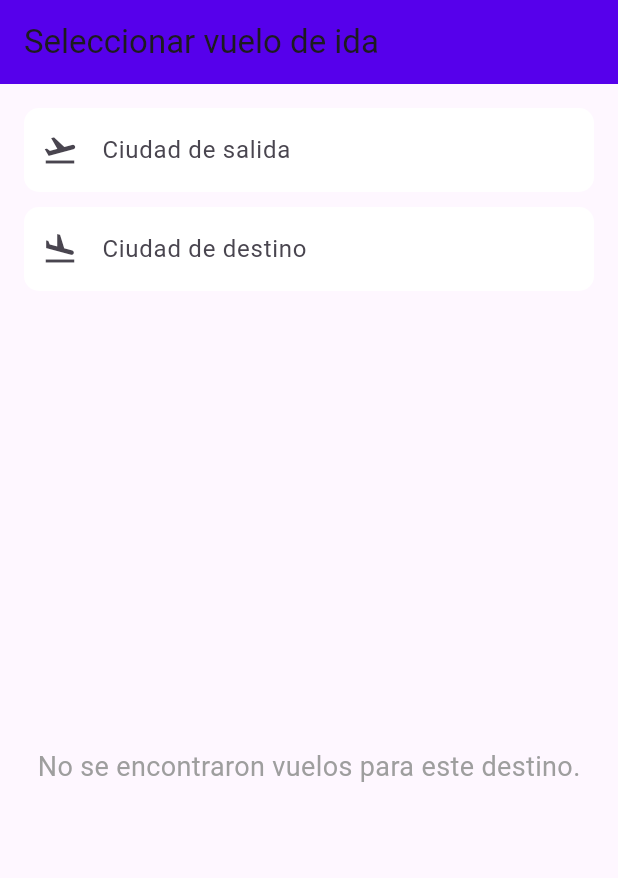
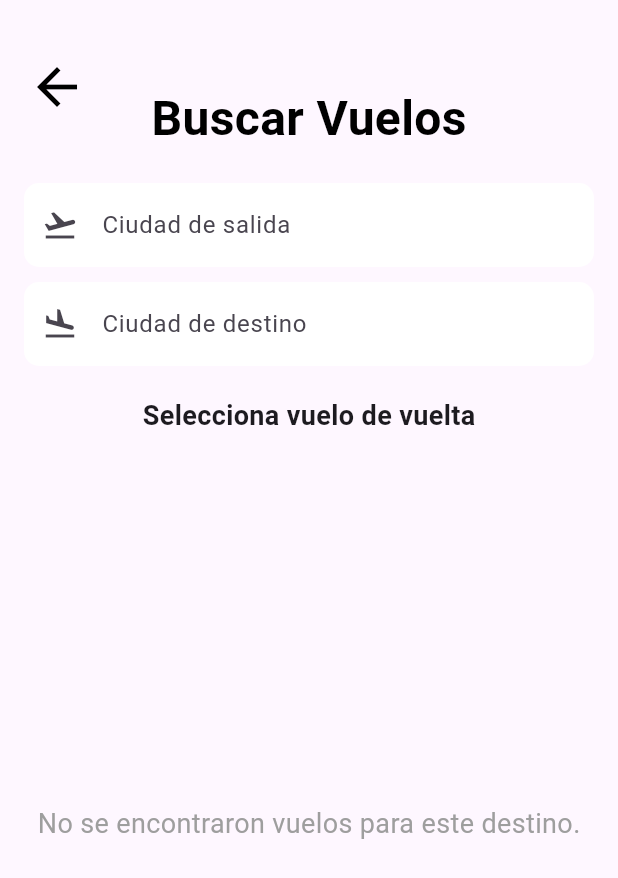
Before and after one commit to luciia14/Interfaces, a Flutter app: the SearchFlightsPage screen opened directly with empty values, on a phone screen of 412 x 824 dp. Shown: the top 878 px of the screen. Run offline on Flutter 3.47's test engine with Material 3 defaults, Android fonts, the phone set to English and light mode, and no system bars.

Commit message:
Update vuelos.dart con cambios entre páginas

```diff
--- a/lib/vuelos.dart
+++ b/lib/vuelos.dart
@@ -1,6 +1,5 @@
 import 'package:flutter/material.dart';
-import 'products_lists_view.dart';
-
+import 'products_lists_view.dart'; // Asegúrate de tener esta importación si la necesitas
 
 class SearchFlightsPage extends StatefulWidget {
   final Map<String, dynamic> usuario;
@@ -103,16 +102,24 @@ class _SearchFlightsPageState extends State<SearchFlightsPage> {
   @override
  Widget build(BuildContext context) {
     return Scaffold(
-      appBar: AppBar(
-        title: Text(_idaSeleccionada
-            ? 'Seleccionar vuelo de vuelta'
-            : 'Seleccionar vuelo de ida'),
-        backgroundColor: const Color.fromARGB(255, 86, 0, 235),
-      ),
-      body: Padding(
+      body: Stack(
+        children: [
+          Padding(
             padding: const EdgeInsets.all(16.0),
             child: Column(
               children: [
+                const SizedBox(height: 40), // Espacio para la flecha
+                const Text(
+                  'Buscar Vuelos',
+                  style: TextStyle(
+                    fontSize: 32,
+                    fontWeight: FontWeight.bold,
+                    color: Colors.black,
+                  ),
+                ),
+                const SizedBox(height: 20), // Espacio entre la cabecera y el campo de búsqueda
+
+                // Campo de Ciudad de Salida
                 TextField(
                   controller: _departureController,
                   decoration: InputDecoration(
@@ -127,6 +134,8 @@ class _SearchFlightsPageState extends State<SearchFlightsPage> {
                   ),
                 ),
                 const SizedBox(height: 10),
+
+                // Campo de Ciudad de Destino
                 TextField(
                   controller: _destinationController,
                   decoration: InputDecoration(
@@ -144,6 +153,19 @@ class _SearchFlightsPageState extends State<SearchFlightsPage> {
                   },
                 ),
                 const SizedBox(height: 20),
+
+                // Mostrar texto de selección de vuelo
+                if (_idaSeleccionada && _vueloIdaSeleccionado != null)
+                  const Text(
+                    'Selecciona vuelo de ida',
+                    style: TextStyle(fontSize: 18, fontWeight: FontWeight.bold),
+                  ),
+                if (!_idaSeleccionada)
+                  const Text(
+                    'Selecciona vuelo de vuelta',
+                    style: TextStyle(fontSize: 18, fontWeight: FontWeight.bold),
+                  ),
+
                 Expanded(
                   child: Builder(
                     builder: (context) {
@@ -195,6 +217,30 @@ class _SearchFlightsPageState extends State<SearchFlightsPage> {
               ],
             ),
           ),
+
+          // La flecha en la esquina izquierda
+          Positioned(
+            top: 30, // Ajusta la posición vertical
+            left: 10, // Ajusta la posición horizontal
+            child: IconButton(
+              icon: Icon(
+                Icons.arrow_back,
+                size: 40.0,
+                color: Colors.black,
+              ),
+             onPressed: () {
+                Navigator.pushAndRemoveUntil(
+                  context,
+                  MaterialPageRoute(
+                    builder: (context) => MainLayout(usuario: widget.usuario),
+                  ),
+                  (route) => false, // Elimina las rutas anteriores
+                );
+              }, // Redirige al Home
+            ),
+          ),
+        ],
+      ),
     );
   }
 }
```
Lines whose indentation alone changed are shown as unchanged.
